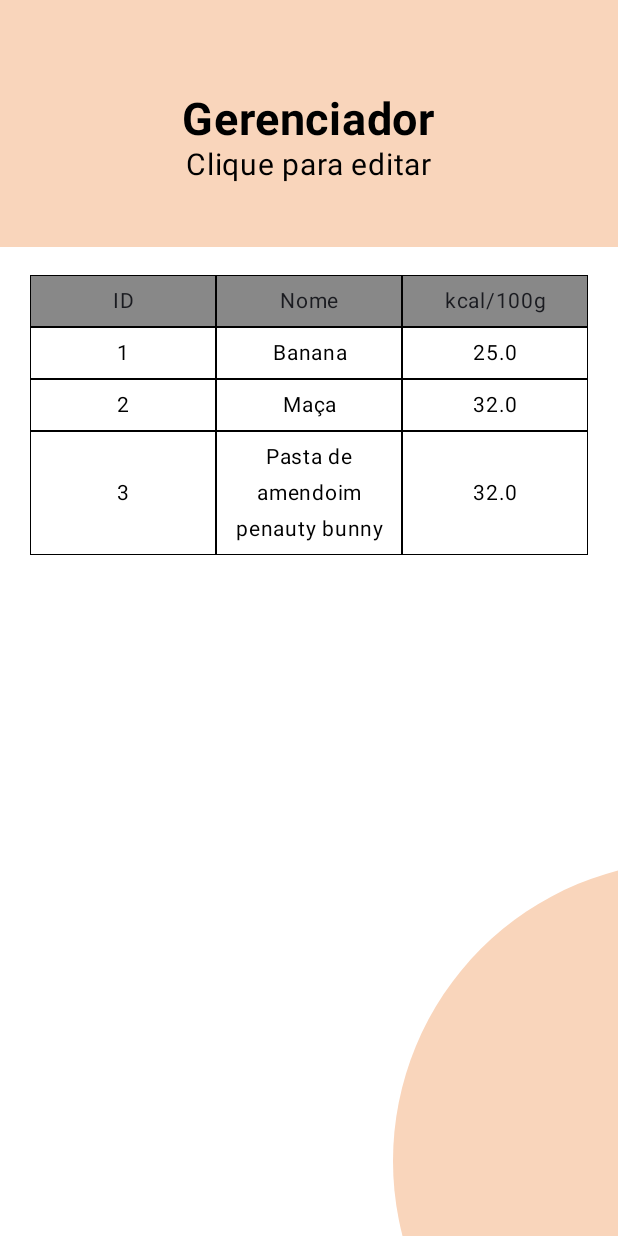
After one commit to GabiNandes09/caloriesCalculator, an Android app built with Jetpack Compose: the composable ManagerPageUI shown on its own in the app's theme, on a phone screen of 412 x 824 dp. The commit adds this screen. Run offline under Robolectric (Android 15) with nearby library versions, the light colour scheme and no system bars; our stand-ins replace Room's generated code.

Commit message:
Layout inicial para tela de gerenciamento

```diff
--- a/app/src/main/java/com/gabrielfernandes/caloriescalculator/MainActivity.kt
+++ b/app/src/main/java/com/gabrielfernandes/caloriescalculator/MainActivity.kt
@@ -9,6 +9,7 @@ import androidx.navigation.compose.composable
 import androidx.navigation.compose.rememberNavController
 import com.gabrielfernandes.caloriescalculator.ui.screens.AddFoodUI
 import com.gabrielfernandes.caloriescalculator.ui.screens.MainPageUI
+import com.gabrielfernandes.caloriescalculator.ui.screens.ManagerPageUI
 import com.gabrielfernandes.caloriescalculator.ui.theme.CaloriesCalculatorTheme
 
 class MainActivity : ComponentActivity() {
--- /dev/null
+++ b/app/src/main/java/com/gabrielfernandes/caloriescalculator/ui/defaultComponents/DefaultTableWithRows.kt
@@ -0,0 +1,113 @@
+package com.gabrielfernandes.caloriescalculator.ui.defaultComponents
+
+import androidx.compose.foundation.background
+import androidx.compose.foundation.border
+import androidx.compose.foundation.layout.Box
+import androidx.compose.foundation.layout.Column
+import androidx.compose.foundation.layout.IntrinsicSize
+import androidx.compose.foundation.layout.Row
+import androidx.compose.foundation.layout.fillMaxHeight
+import androidx.compose.foundation.layout.fillMaxSize
+import androidx.compose.foundation.layout.fillMaxWidth
+import androidx.compose.foundation.layout.height
+import androidx.compose.foundation.layout.heightIn
+import androidx.compose.foundation.layout.padding
+import androidx.compose.foundation.lazy.LazyColumn
+import androidx.compose.foundation.lazy.items
+import androidx.compose.material3.Text
+import androidx.compose.runtime.Composable
+import androidx.compose.ui.Alignment
+import androidx.compose.ui.Modifier
+import androidx.compose.ui.graphics.Color
+import androidx.compose.ui.text.style.TextAlign
+import androidx.compose.ui.tooling.preview.Preview
+import androidx.compose.ui.unit.dp
+import androidx.compose.ui.unit.sp
+import com.gabrielfernandes.caloriescalculator.database.entity.Food
+
+@Composable
+fun DefaultTableWithRows(
+    modifier: Modifier = Modifier,
+    rows: List<Food>
+) {
+    val headers = listOf("ID", "Nome", "kcal/100g")
+    Column(
+        modifier = modifier
+    ) {
+        Header(headers)
+        LazyColumn(
+            modifier = Modifier.heightIn(max = 450.dp)
+        ) {
+            items(rows) { item ->
+                TableItens(item)
+            }
+        }
+    }
+}
+
+@Composable
+private fun Header(
+    headers: List<String>
+) {
+    Row(
+        modifier = Modifier
+            .background(Color.Gray),
+        verticalAlignment = Alignment.CenterVertically
+    ) {
+        headers.forEach { item ->
+            Text(
+                text = item,
+                modifier = Modifier
+                    .weight(1f)
+                    .border(0.5.dp, Color.Black)
+                    .padding(5.dp),
+                textAlign = TextAlign.Center,
+                fontSize = 14.sp,
+                maxLines = 1
+            )
+        }
+    }
+}
+
+@Composable
+private fun TableItens(food: Food) {
+    Row(
+        modifier = Modifier
+            .fillMaxWidth()
+            .height(IntrinsicSize.Min),
+        verticalAlignment = Alignment.CenterVertically
+    ) {
+        TableCell(text = food.id.toString(), modifier = Modifier.weight(1f))
+        TableCell(text = food.name, modifier = Modifier.weight(1f))
+        TableCell(text = food.caloriesIn100g.toString(), modifier = Modifier.weight(1f))
+    }
+}
+
+
+@Composable
+fun TableCell(
+    text: String,
+    modifier: Modifier = Modifier
+) {
+    Box(
+        modifier = modifier
+            .border(0.5.dp, Color.Black)
+            .padding(5.dp)
+            .fillMaxHeight(),
+        contentAlignment = Alignment.Center
+    ) {
+        Text(
+            text = text,
+            textAlign = TextAlign.Center,
+            fontSize = 14.sp,
+            color = Color.Black
+        )
+    }
+}
+
+
+@Preview
+@Composable
+private fun Preview() {
+    DefaultTableWithRows(rows = emptyList())
+}
--- /dev/null
+++ b/app/src/main/java/com/gabrielfernandes/caloriescalculator/ui/screens/ManagerPageUI.kt
@@ -0,0 +1,55 @@
+package com.gabrielfernandes.caloriescalculator.ui.screens
+
+import androidx.compose.foundation.layout.Column
+import androidx.compose.foundation.layout.fillMaxSize
+import androidx.compose.foundation.layout.fillMaxWidth
+import androidx.compose.foundation.layout.padding
+import androidx.compose.material3.Scaffold
+import androidx.compose.material3.Text
+import androidx.compose.runtime.Composable
+import androidx.compose.ui.Modifier
+import androidx.compose.ui.graphics.Color
+import androidx.compose.ui.tooling.preview.Preview
+import androidx.compose.ui.unit.dp
+import com.gabrielfernandes.caloriescalculator.database.entity.Food
+import com.gabrielfernandes.caloriescalculator.ui.defaultComponents.BackgroundUI
+import com.gabrielfernandes.caloriescalculator.ui.defaultComponents.DefaultHeader
+import com.gabrielfernandes.caloriescalculator.ui.defaultComponents.DefaultTableWithRows
+
+@Composable
+fun ManagerPageUI() {
+    val rows = listOf(
+        Food(id = 1, name = "Banana", caloriesIn100g = 25.0),
+        Food(id = 2, name = "Maça", caloriesIn100g = 32.0),
+        Food(id = 3, name = "Pasta de amendoim penauty bunny", caloriesIn100g = 32.0)
+    )
+    Scaffold { paddingValues ->
+        BackgroundUI()
+        Column(
+            modifier = Modifier.padding(paddingValues)
+        ) {
+            DefaultHeader(
+                title = "Gerenciador", modifier = Modifier
+                    .fillMaxWidth()
+                    .weight(.2f),
+                subTitle = "Clique para editar"
+            )
+            Column(
+                modifier = Modifier
+                    .fillMaxSize()
+                    .weight(.7f)
+            ) {
+                DefaultTableWithRows(
+                    modifier = Modifier.padding(horizontal = 20.dp),
+                    rows = rows //todo colocar a lista aqui
+                )
+            }
+        }
+    }
+}
+
+@Preview
+@Composable
+private fun Preview() {
+    ManagerPageUI()
+}
```
